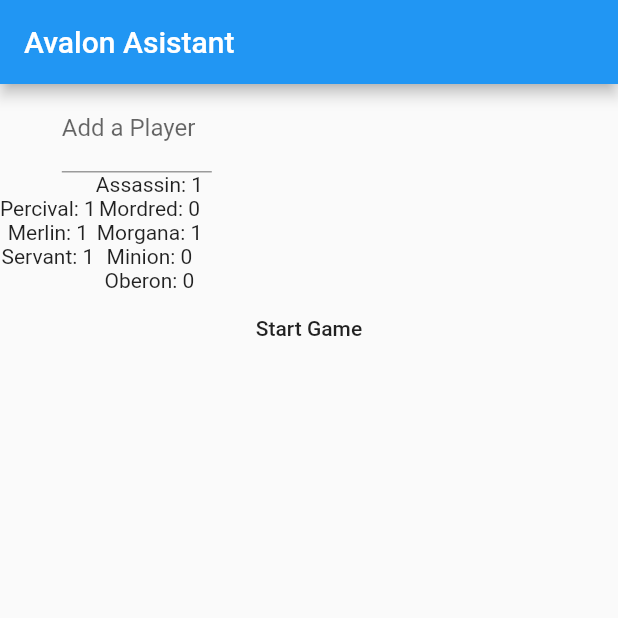
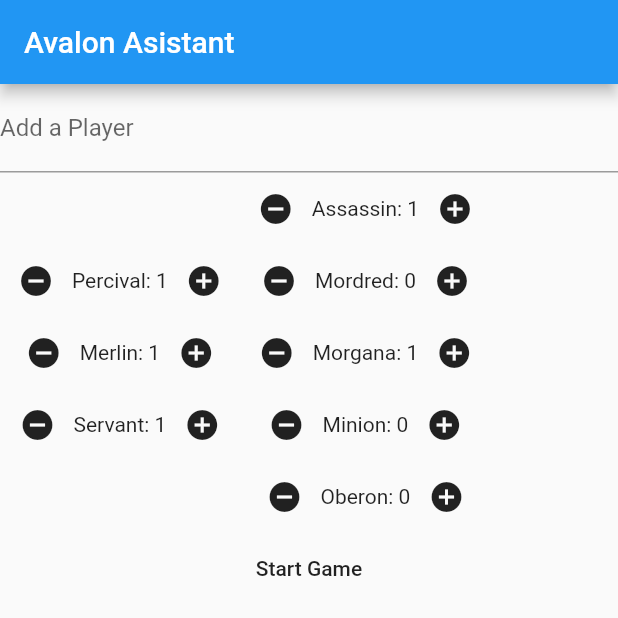
Before and after one commit to h-bar/Avalon-Assistant, a Flutter app: the screen it shows after launch, on a phone screen of 412 x 824 dp, the top half of it. Run offline on Flutter 3.47's test engine with Material 2 defaults, Android fonts, the phone set to English and light mode, and no system bars.

Commit message:
can modify configs

```diff
--- a/lib/avalon.dart
+++ b/lib/avalon.dart
@@ -74,7 +74,7 @@ class Avalon {
     },
   };
 
-  static const Map configDefault = {
+  static Map configDefault = {
     '5': {
       'charactors': {
         Charactor.assassin: 1,
@@ -85,7 +85,14 @@ class Avalon {
         Charactor.percival: 1,
         Charactor.merlin: 1,
         Charactor.servant: 1,
-      }
+      },
+      'tasks': [
+        [2 , 1],
+        [3 , 1],
+        [2 , 1],
+        [3 , 1],
+        [3 , 1],
+      ],
     },
     '6': {
       'charactors': {
@@ -97,7 +104,14 @@ class Avalon {
         Charactor.percival: 1,
         Charactor.merlin: 1,
         Charactor.servant: 2,
-      }
+      },
+      'tasks': [
+        [2 , 1],
+        [3 , 1],
+        [4 , 1],
+        [3 , 1],
+        [4 , 1],
+      ],
     },
     '7': {
       'charactors': {
@@ -109,7 +123,14 @@ class Avalon {
         Charactor.percival: 1,
         Charactor.merlin: 1,
         Charactor.servant: 2,
-      }
+      },
+      'tasks': [
+        [2 , 1],
+        [3 , 1],
+        [3 , 1],
+        [4 , 2],
+        [4 , 1],
+      ],
     },
     '8': {
       'charactors': {
@@ -121,7 +142,14 @@ class Avalon {
         Charactor.percival: 1,
         Charactor.merlin: 1,
         Charactor.servant: 3,
-      }
+      },
+      'tasks': [
+        [3 , 1],
+        [4 , 1],
+        [4 , 1],
+        [5 , 2],
+        [5 , 1],
+      ],
     },
     '9': {
       'charactors': {
@@ -133,7 +161,14 @@ class Avalon {
         Charactor.servant: 4,
         Charactor.merlin: 1,
         Charactor.percival: 1,
-      }
+      },
+      'tasks': [
+        [3 , 1],
+        [4 , 1],
+        [4 , 1],
+        [5 , 2],
+        [5 , 1],
+      ],
     },
     '10': {
       'charactors': {
@@ -145,7 +180,14 @@ class Avalon {
         Charactor.percival: 1,
         Charactor.merlin: 1,
         Charactor.servant: 4,
-      }
+      },
+      'tasks': [
+        [3 , 1],
+        [4 , 1],
+        [4 , 1],
+        [5 , 2],
+        [5 , 1],
+      ],
     },
   };
 
--- a/lib/main.dart
+++ b/lib/main.dart
@@ -1,7 +1,6 @@
 import 'dart:math';
 
 import 'package:flutter/material.dart';
-import 'package:flutter/services.dart';
 
 import 'avalon.dart';
 
@@ -30,6 +29,7 @@ class MyHomePage extends StatefulWidget {
 
 class _MyHomePageState extends State<MyHomePage> {
   Set<String> players = {};
+  int nPlayers = 5;
   List identites = [];
   Map config = Avalon.getDefaultConfig(5);
   final _addPlayerController = TextEditingController();
@@ -38,66 +38,91 @@ class _MyHomePageState extends State<MyHomePage> {
     bool addSuccess;
     setState(() {
       addSuccess = players.add(name);
-      config = Avalon.getDefaultConfig(max(players.length, 5));
+      nPlayers = max(players.length, 5);
+      config = Avalon.getDefaultConfig(nPlayers);
     });
 
     return addSuccess;
   }
 
-  List<Widget> buildPlayerChips() {
+  bool addCharactor(Charactor c) {
+    int nCharactors = 0;
+    config['charactors'].forEach((c, n) => nCharactors += n);
+    if (nCharactors >= nPlayers) {
+      return false;
+    }
+
+    setState(() {
+       config['charactors'][c] ++;
+    });
+    return true;
+  }
+
+  bool removeCharactor(Charactor c) {
+    if (config['charactors'][c] <= 0) {
+      return false;
+    }
+
+    setState(() {
+       config['charactors'][c] --;
+    });
+    return true;
+  }
+
+
+  Widget buildPlayerChips() {
     List<Widget> playerChips = <Widget>[];
     players.forEach((p) => playerChips.add(
-      InputChip(
+       InputChip(
         label: Text(p),
         onDeleted: () {
           setState(() {
             players.remove(p);
-            config = Avalon.getDefaultConfig(max(players.length, 5));
+            nPlayers = max(players.length, 5);
+            config = Avalon.getDefaultConfig(nPlayers);
           });
         })
     ));
-    return playerChips;
+    return Wrap(
+      crossAxisAlignment: WrapCrossAlignment.start,
+      children: playerChips
+    );
   }
 
-  Widget buildPlayerTagPanel() {
-    return Container(
-      width: MediaQuery.of(context).size.width * 0.8,
-      child: Wrap(
-        alignment: WrapAlignment.start,
-        children: [
-          ...buildPlayerChips(),
-          Container(
-            width: 100,
-            child: TextField(
-              controller: _addPlayerController,
-              decoration: InputDecoration(
-                labelText: 'Add a Player',
-              ),
-              onSubmitted: (t) {
-                if (players.length >= 10) {
-                  print("Maxium 10 players are allowed for this game");
-                } else if (!addAPlayer(t)){
-                  print("Please use different name for each player");
-                }
-                _addPlayerController.clear();
+  Widget buildConfigItem(Charactor c) {
+    String configText = Avalon.getName(c) + ": " + config['charactors'][c].toString();
+    Text charactor = Text(Avalon.getName(c));
+    Text number = Text(config['charactors'][c].toString());
 
-              }
-            ),
-          ),
-        ],
-      ),
-    );
+    return Row(
+      children: [
+        IconButton(
+          icon: Icon(Icons.remove_circle),
+          onPressed: () {
+            setState(() {
+              removeCharactor(c);
+            });
+          },
+        ),
+        Text(configText),
+        IconButton(
+          icon: Icon(Icons.add_circle),
+          onPressed: () {
+            setState(() {
+              addCharactor(c);
+            });
+          },
+        ),
+      ]);
   }
 
   Widget buildConfigPanel() {
     List<Widget> goods = [], evils = [];
     Avalon.allGood.forEach((c) {
-      String configText = Avalon.getName(c) + ": " + config['charactors'][c].toString();
-      goods.add(Text(configText));
+      goods.add(buildConfigItem(c));
     });
     Avalon.allEvil.forEach((c) {
-      String configText = Avalon.getName(c) + ": " + config['charactors'][c].toString();
-      evils.add(Text(configText));
+      evils.add(buildConfigItem(c));
     });
     return Row(
       children: <Widget>[
@@ -111,29 +136,49 @@ class _MyHomePageState extends State<MyHomePage> {
     );
   }
 
+  Widget addPlayerBtn() {
+    return TextField(
+        controller: _addPlayerController,
+        decoration: InputDecoration(
+          labelText: 'Add a Player',
+        ),
+        onSubmitted: (t) {
+          if (players.length >= 10) {
+            print("Maxium 10 players are allowed for this game");
+          } else if (!addAPlayer(t)){
+            print("Please use different name for each player");
+          }
+          _addPlayerController.clear();
+        }
+    );
+  }
+
+  Widget startGameBtn() {
+    return FlatButton(
+      child: Text('Start Game'),
+      onPressed: () {
+        Navigator.push(context, MaterialPageRoute(
+          builder: (context) => IdentityAssignment(Avalon(players.toList(), config)),
+        ));
+      }
+    );
+  }
+
   @override
   Widget build(BuildContext context) {
     return Scaffold(
       appBar: AppBar(
         title: Text(widget.title),
       ),
-      body: Center(
-        child: Column(
+      body: Column(
           mainAxisAlignment: MainAxisAlignment.start,
           children: <Widget>[
-            buildPlayerTagPanel(),
+            buildPlayerChips(),
+            addPlayerBtn(),
             buildConfigPanel(),
-            FlatButton(
-              child: Text('Start Game'),
-              onPressed: () {
-                Navigator.push(context, MaterialPageRoute(
-                  builder: (context) => IdentityAssignment(Avalon(players.toList(), config)),
-                ));
-              }
-            ),
+            startGameBtn(),
           ],
         ),
-      ),
     );
   }
 }
```
